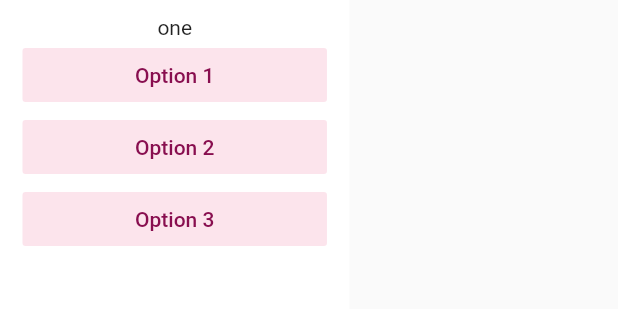
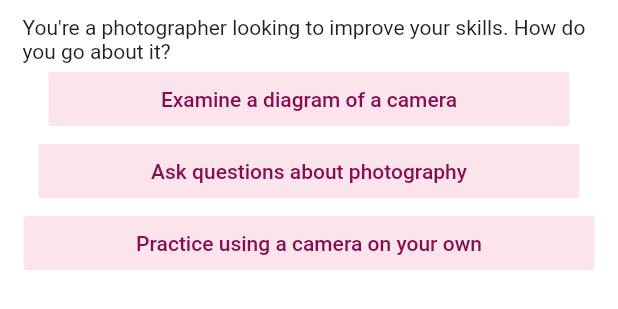
Before and after one commit to athsiao/language-like-you, a Flutter app: the LearningTest widget shown alone on an empty page, opened directly, on a phone screen of 412 x 824 dp. Shown: the top 309 px of the screen. Run offline on Flutter 3.47's test engine with Material 2 defaults, Android fonts, the light colour scheme and no system bars; Roboto replaces fonts that are missing (Moon2.0).

Commit message:
Added in questions and answers up to results page, no styling

```diff
--- a/lly/lib/main.dart
+++ b/lly/lib/main.dart
@@ -132,11 +132,35 @@ class _LearningTestState extends State<LearningTest> {
   int _3counter = 0;
 
   List<String> questions = [
-    "one",
-    "two",
-    "three",
-    "four",
-    "five",
+    "You're a photographer looking to improve your skills. How do you go about it?",
+    "In a new place, how do you find your way around?",
+    "Which activity is most appealing?",
+    "When you picture a cat, what do you do?",
+    "What's the best way to learn how a computer or video game works?",
+  ];
+
+  List<String> optionOne = [
+    "Examine a diagram of a camera",
+    "Look for a map",
+    "A story with pictures",
+    "Picture a cat in your mind",
+    "Watch someone else",
+  ];
+
+  List<String> optionTwo = [
+    "Ask questions about photography",
+    "Ask someone for directions",
+    "An audio book",
+    "Say the word 'cat' to yourself",
+    "Listen to an explanation",
+  ];
+
+  List<String> optionThree = [
+    "Practice using a camera on your own",
+    "Use surrounding buildings as a reference point",
+    "A word search",
+    "Think about being a cat",
+    "Experiment until you figure it out"
   ];
 
   int _questionNumber = 0;
@@ -145,13 +169,31 @@ class _LearningTestState extends State<LearningTest> {
     setState(() {
       _questionNumber++;
       if (_questionNumber == 5) {
-        Navigator.push(
+        _seeResults();
+      }
+    });
+  }
+
+  void _seeResults() {
+    if (_1counter >= _2counter && _1counter >= _3counter) {
+      Navigator.push(
           context,
           MaterialPageRoute(builder: (context) => Splash()),
         );
-        print("Test concluded");
-      }
-    });
+        print("Visual learner concluded");
+    } else if (_2counter >= _1counter && _2counter >= _3counter) {
+      Navigator.push(
+          context,
+          MaterialPageRoute(builder: (context) => Splash()),
+        );
+        print("Auditory learner concluded");
+    } else {
+      Navigator.push(
+          context,
+          MaterialPageRoute(builder: (context) => Splash()),
+        );
+        print("Logical learner concluded");
+    }
   }
 
   void _incrementCounter1() {
@@ -192,7 +234,7 @@ class _LearningTestState extends State<LearningTest> {
                 _nextQuestion(); //move on
               },
             child: Text(
-                  "Option 1",
+                  optionOne[_questionNumber],
                   style: TextStyle(
                     color: Colors.pink[900],
                     fontFamily: 'Moon2.0',
@@ -210,7 +252,7 @@ class _LearningTestState extends State<LearningTest> {
                 _nextQuestion(); //move on
               },
             child: Text(
-                  "Option 2",
+                  optionTwo[_questionNumber],
                   style: TextStyle(
                     color: Colors.pink[900],
                     fontFamily: 'Moon2.0',
@@ -228,7 +270,7 @@ class _LearningTestState extends State<LearningTest> {
                 _nextQuestion();//move on
               },
             child: Text(
-                  "Option 3",
+                  optionThree[_questionNumber],
                   style: TextStyle(
                     color: Colors.pink[900],
                     fontFamily: 'Moon2.0',
```
